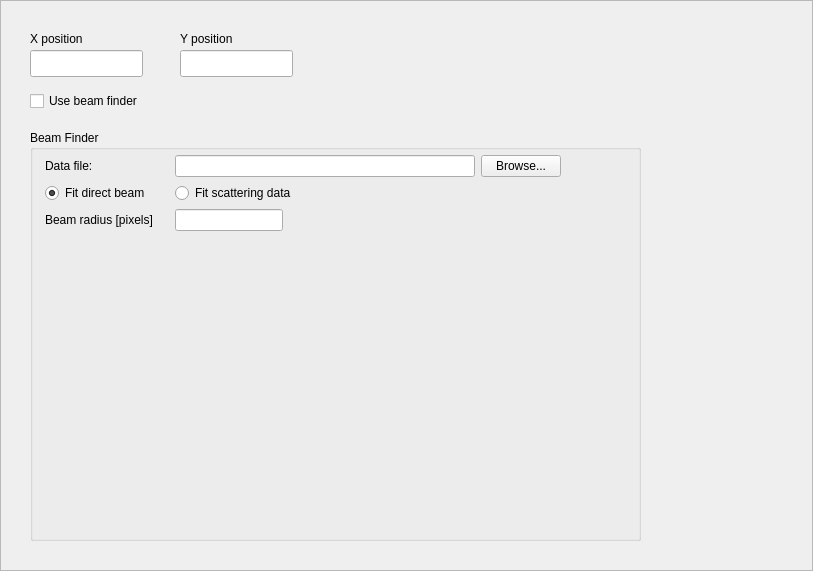
Before: the Qt Designer form Code/Mantid/PythonAPI/scripts/Interface/ui/hfir_beam_finder.ui in mantidproject/mantid, drawn with Qt 5.
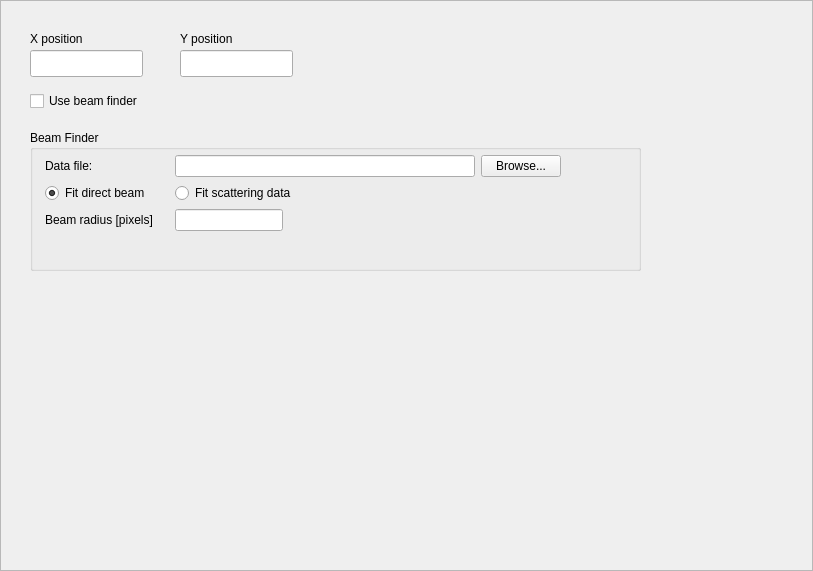
After: the same form once the commit is applied.

Commit message: Prettify UI for Mac. Re #1732

Patch:
```diff
--- a/Code/Mantid/PythonAPI/scripts/Interface/ui/hfir_beam_finder.ui
+++ b/Code/Mantid/PythonAPI/scripts/Interface/ui/hfir_beam_finder.ui
@@ -24,7 +24,7 @@
     <rect>
      <x>10</x>
      <y>10</y>
-     <width>641</width>
+     <width>671</width>
      <height>551</height>
     </rect>
    </property>
@@ -89,7 +89,7 @@
          <x>20</x>
          <y>120</y>
          <width>611</width>
-         <height>411</height>
+         <height>141</height>
         </rect>
        </property>
        <property name="title">
```
Left out of the diff: 2 changed lines with no effect on the pictures. The commit also changes 1 other file.
